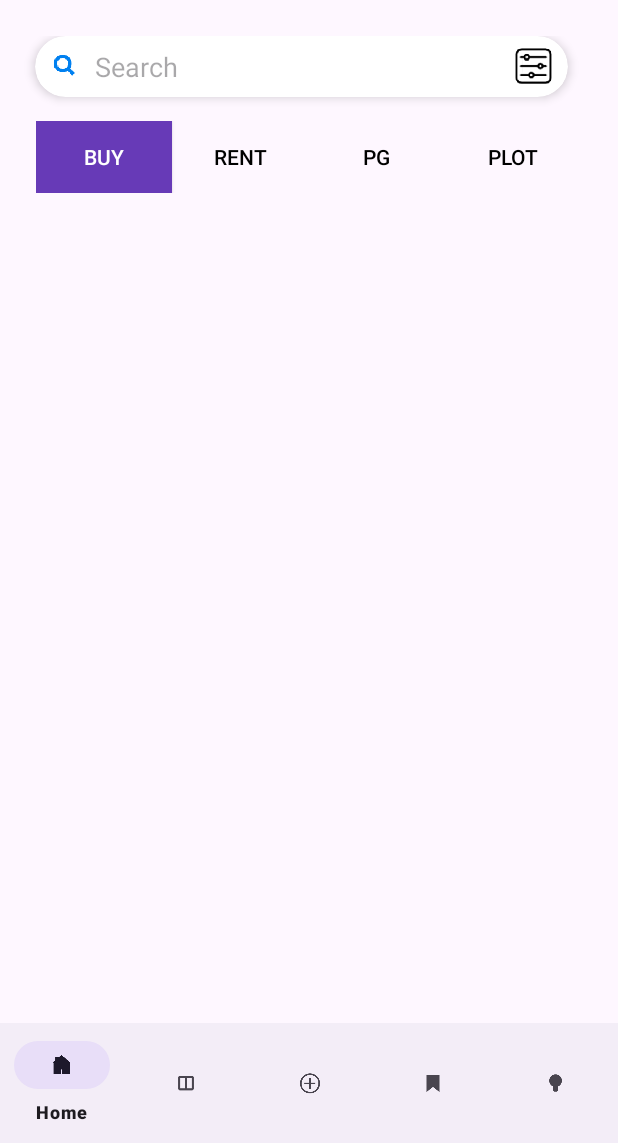
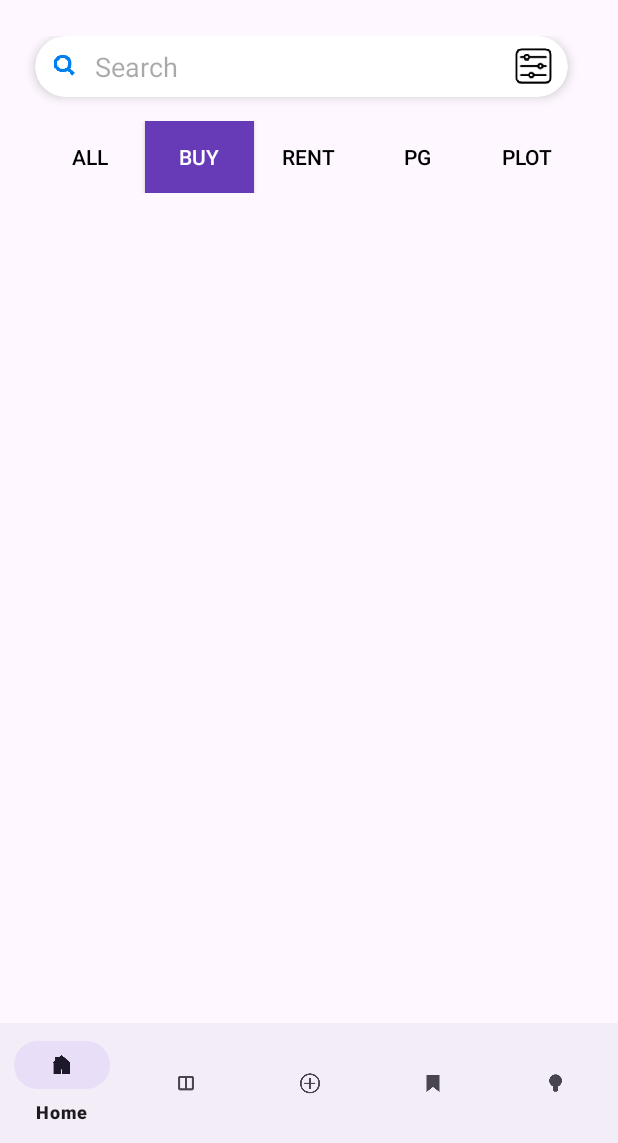
Before and after one commit to its-ss/PropFinder, an Android app: the screen it shows after launch (HomeActivity), after a tap on "BUY", on a phone screen of 412 x 824 dp, the part 93-1236 px from its top. Run offline under Robolectric (Android 15) with nearby library versions, the phone set to English and light mode, and no system bars; our stand-ins replace Firebase (no records; nobody signed in at launch, a user with empty details on screens opened directly).

```diff
--- a/app/src/main/java/com/example/propfinder/HomeActivity.java
+++ b/app/src/main/java/com/example/propfinder/HomeActivity.java
@@ -8,6 +8,7 @@ import android.util.Log;
 import android.view.View;
 import android.widget.EditText;
 import android.widget.ImageView;
+import android.widget.Toast;
 import android.widget.ToggleButton;
 import androidx.annotation.Nullable;
 import androidx.appcompat.app.AppCompatActivity;
@@ -33,8 +34,8 @@ public class HomeActivity extends AppCompatActivity {
     // Firestore instance
     private FirebaseFirestore db;
 
-    // ToggleButtons for Buy, Rent, PG, Plot
-    private ToggleButton buttonBuy, buttonRent, buttonPG, buttonPlot;
+    // ToggleButtons for property types
+    private ToggleButton buttonAll, buttonBuy, buttonRent, buttonPG, buttonPlot;
 
     // Filter variables
     private String selectedPropertyType = "";
@@ -51,10 +52,15 @@ public class HomeActivity extends AppCompatActivity {
         db = FirebaseFirestore.getInstance();
 
         // Initialize ToggleButtons
+        buttonAll = findViewById(R.id.buttonAll);
         buttonBuy = findViewById(R.id.buttonBuy);
         buttonRent = findViewById(R.id.buttonRent);
         buttonPG = findViewById(R.id.buttonPG);
         buttonPlot = findViewById(R.id.buttonPlot);
+
+        // Set the "All" button to checked by default
+        buttonAll.setChecked(true);
+        updateToggleButtonUI(); // Update the UI for selected buttons
 
         // Initialize the property list
         properties = new ArrayList<>();
@@ -65,10 +71,11 @@ public class HomeActivity extends AppCompatActivity {
         propertyList.setAdapter(propertyAdapter);
 
         // Set onClickListener for each ToggleButton
-        setToggleButtonBehavior(buttonBuy, buttonRent, buttonPG, buttonPlot);
-        setToggleButtonBehavior(buttonRent, buttonBuy, buttonPG, buttonPlot);
-        setToggleButtonBehavior(buttonPG, buttonBuy, buttonRent, buttonPlot);
-        setToggleButtonBehavior(buttonPlot, buttonBuy, buttonRent, buttonPG);
+        setToggleButtonBehavior(buttonAll, buttonBuy, buttonRent, buttonPG, buttonPlot);
+        setToggleButtonBehavior(buttonBuy, buttonAll, buttonRent, buttonPG, buttonPlot);
+        setToggleButtonBehavior(buttonRent, buttonAll, buttonBuy, buttonPG, buttonPlot);
+        setToggleButtonBehavior(buttonPG, buttonAll, buttonBuy, buttonRent, buttonPlot);
+        setToggleButtonBehavior(buttonPlot, buttonAll, buttonBuy, buttonRent, buttonPG);
 
         // Initialize the EditText for search
         searchEditText = findViewById(R.id.searchEditText); // Initialize the search EditText
@@ -87,22 +94,16 @@ public class HomeActivity extends AppCompatActivity {
 
         // Find the filter icon and set an OnClickListener
         filterIcon = findViewById(R.id.filterIcon);
-        filterIcon.setOnClickListener(new View.OnClickListener() {
-            @Override
-            public void onClick(View v) {
-                Intent intent = new Intent(HomeActivity.this, FilterActivity.class);
-                startActivityForResult(intent, REQUEST_FILTER_CODE); // Start the filter activity for result
-            }
+        filterIcon.setOnClickListener(v -> {
+            Intent intent = new Intent(HomeActivity.this, FilterActivity.class);
+            startActivityForResult(intent, REQUEST_FILTER_CODE); // Start the filter activity for result
         });
 
         // Find the profile ImageView and set an OnClickListener
         profileImageView = findViewById(R.id.ic_profile);
-        profileImageView.setOnClickListener(new View.OnClickListener() {
-            @Override
-            public void onClick(View v) {
-                Intent intent = new Intent(HomeActivity.this, ProfileActivity.class);
-                startActivity(intent);
-            }
+        profileImageView.setOnClickListener(v -> {
+            Intent intent = new Intent(HomeActivity.this, ProfileActivity.class);
+            startActivity(intent);
         });
 
         // Fetch properties using Firestore Realtime Listener
@@ -114,6 +115,7 @@ public class HomeActivity extends AppCompatActivity {
                 .addSnapshotListener((value, e) -> {
                     if (e != null) {
                         Log.w("FirestoreError", "Listen failed.", e);
+                        Toast.makeText(HomeActivity.this, "Failed to fetch properties.", Toast.LENGTH_SHORT).show();
                         return;
                     }
 
@@ -139,34 +141,29 @@ public class HomeActivity extends AppCompatActivity {
                         propertyAdapter.notifyDataSetChanged();
                     } else {
                         Log.d("FirestoreEmpty", "No documents found.");
+                        Toast.makeText(HomeActivity.this, "No properties found.", Toast.LENGTH_SHORT).show();
                     }
                 });
     }
 
     private boolean isPropertyVisible(Property property) {
         // Check if any toggle button is checked
+        boolean isAllChecked = buttonAll.isChecked();
         boolean isBuyChecked = buttonBuy.isChecked();
         boolean isRentChecked = buttonRent.isChecked();
         boolean isPGChecked = buttonPG.isChecked();
         boolean isPlotChecked = buttonPlot.isChecked();
 
-        // If no button is checked, show all properties
-        if (!isBuyChecked && !isRentChecked && !isPGChecked && !isPlotChecked) {
+        // If "All" button is checked, show all properties
+        if (isAllChecked) {
             return true; // Show all properties
         }
 
         // Filter based on the selected toggle buttons
-        if (isBuyChecked && property.getType().equalsIgnoreCase("Buy")) {
-            return true;
-        } else if (isRentChecked && property.getType().equalsIgnoreCase("Rent")) {
-            return true;
-        } else if (isPGChecked && property.getType().equalsIgnoreCase("PG")) {
-            return true;
-        } else if (isPlotChecked && property.getType().equalsIgnoreCase("Plot")) {
-            return true;
-        }
-
-        return false; // If no button is selected or property doesn't match, don't display it
+        return (isBuyChecked && property.getType().equalsIgnoreCase("Buy")) ||
+                (isRentChecked && property.getType().equalsIgnoreCase("Rent")) ||
+                (isPGChecked && property.getType().equalsIgnoreCase("PG")) ||
+                (isPlotChecked && property.getType().equalsIgnoreCase("Plot"));
     }
 
     private void filterProperties(String query) {
@@ -184,6 +181,9 @@ public class HomeActivity extends AppCompatActivity {
             }
         }
         propertyAdapter.notifyDataSetChanged(); // Notify the adapter about data change
+        if (filteredProperties.isEmpty()) {
+            Toast.makeText(this, "No matching properties found.", Toast.LENGTH_SHORT).show();
+        }
     }
 
     // Handle the result from FilterActivity
@@ -235,31 +235,95 @@ public class HomeActivity extends AppCompatActivity {
             }
         }
         propertyAdapter.notifyDataSetChanged(); // Notify the adapter about data change
+        if (filteredProperties.isEmpty()) {
+            Toast.makeText(this, "No properties match the selected filters.", Toast.LENGTH_SHORT).show();
+        }
     }
 
     // Method to set ToggleButton behavior for selection/deselection with mutual exclusivity
+    // Method to set ToggleButton behavior for selection/deselection with mutual exclusivity
     private void setToggleButtonBehavior(final ToggleButton selectedButton, final ToggleButton... otherButtons) {
-        selectedButton.setOnClickListener(new View.OnClickListener() {
-            @Override
-            public void onClick(View v) {
+        selectedButton.setOnClickListener(v -> {
+            if (selectedButton == buttonAll) {
+                // Ensure "All" button is non-deselectable
+                if (!buttonAll.isChecked()) {
+                    buttonAll.setChecked(true); // Force it to stay selected
+                }
+                // Display all properties and deselect all other buttons
+                deselectOtherButtons(otherButtons);
+                fetchPropertiesRealtime(); // Fetch and display all properties
+            } else {
                 if (selectedButton.isChecked()) {
-                    // Deselect all other buttons
-                    for (ToggleButton button : otherButtons) {
-                        button.setChecked(false);
-                        button.setBackgroundResource(android.R.color.transparent);
-                        button.setTextColor(getResources().getColor(android.R.color.black));
-                    }
+                    // When a specific button is selected, deselect the "All" button and other buttons
+                    buttonAll.setChecked(false);
+                    deselectOtherButtons(otherButtons);
 
-                    // Change background to purple and text color to white when selected
+                    // Highlight the selected button
                     selectedButton.setBackgroundResource(R.color.purple_700);
                     selectedButton.setTextColor(getResources().getColor(android.R.color.white));
+
+                    // Refresh properties based on the selected type
+                    fetchPropertiesRealtime();
                 } else {
-                    // Revert to transparent background and black text when deselected
-                    selectedButton.setBackgroundResource(android.R.color.transparent);
-                    selectedButton.setTextColor(getResources().getColor(android.R.color.black));
+                    // When any specific button is deselected, select "All" button again
+                    buttonAll.setChecked(true);
+                    updateToggleButtonUI();
+                    fetchPropertiesRealtime(); // Reload all properties
                 }
-                fetchPropertiesRealtime(); // Refresh properties based on the selected type
             }
         });
     }
+
+    private void deselectOtherButtons(ToggleButton... buttons) {
+        // Loop through and deselect the other toggle buttons
+        for (ToggleButton button : buttons) {
+            button.setChecked(false);
+            button.setBackgroundResource(android.R.color.transparent);
+            button.setTextColor(getResources().getColor(android.R.color.black));
+        }
+    }
+
+    private void updateToggleButtonUI() {
+        // Update the UI for each ToggleButton based on its checked state
+        if (buttonAll.isChecked()) {
+            buttonAll.setBackgroundResource(R.color.purple_700);
+            buttonAll.setTextColor(getResources().getColor(android.R.color.white));
+        } else {
+            buttonAll.setBackgroundResource(android.R.color.transparent);
+            buttonAll.setTextColor(getResources().getColor(android.R.color.black));
+        }
+
+        if (buttonBuy.isChecked()) {
+            buttonBuy.setBackgroundResource(R.color.purple_700);
+            buttonBuy.setTextColor(getResources().getColor(android.R.color.white));
+        } else {
+            buttonBuy.setBackgroundResource(android.R.color.transparent);
+            buttonBuy.setTextColor(getResources().getColor(android.R.color.black));
+        }
+
+        if (buttonRent.isChecked()) {
+            buttonRent.setBackgroundResource(R.color.purple_700);
+            buttonRent.setTextColor(getResources().getColor(android.R.color.white));
+        } else {
+            buttonRent.setBackgroundResource(android.R.color.transparent);
+            buttonRent.setTextColor(getResources().getColor(android.R.color.black));
+        }
+
+        if (buttonPG.isChecked()) {
+            buttonPG.setBackgroundResource(R.color.purple_700);
+            buttonPG.setTextColor(getResources().getColor(android.R.color.white));
+        } else {
+            buttonPG.setBackgroundResource(android.R.color.transparent);
+            buttonPG.setTextColor(getResources().getColor(android.R.color.black));
+        }
+
+        if (buttonPlot.isChecked()) {
+            buttonPlot.setBackgroundResource(R.color.purple_700);
+            buttonPlot.setTextColor(getResources().getColor(android.R.color.white));
+        } else {
+            buttonPlot.setBackgroundResource(android.R.color.transparent);
+            buttonPlot.setTextColor(getResources().getColor(android.R.color.black));
+        }
+    }
+
 }
--- a/app/src/main/res/layout/activity_home.xml
+++ b/app/src/main/res/layout/activity_home.xml
@@ -104,7 +104,14 @@
             android:orientation="horizontal"
             android:padding="16dp">
 
-
+            <ToggleButton
+                android:id="@+id/buttonAll"
+                android:layout_width="0dp"
+                android:layout_height="wrap_content"
+                android:layout_weight="2"
+                android:textOff="All"
+                android:textOn="All"
+                android:background="@drawable/button_selector" />
 
             <ToggleButton
                 android:id="@+id/buttonBuy"
```
Also changed, not shown: app/src/main/java/com/example/propfinder/FilterActivity.java (+0 -8 lines).
